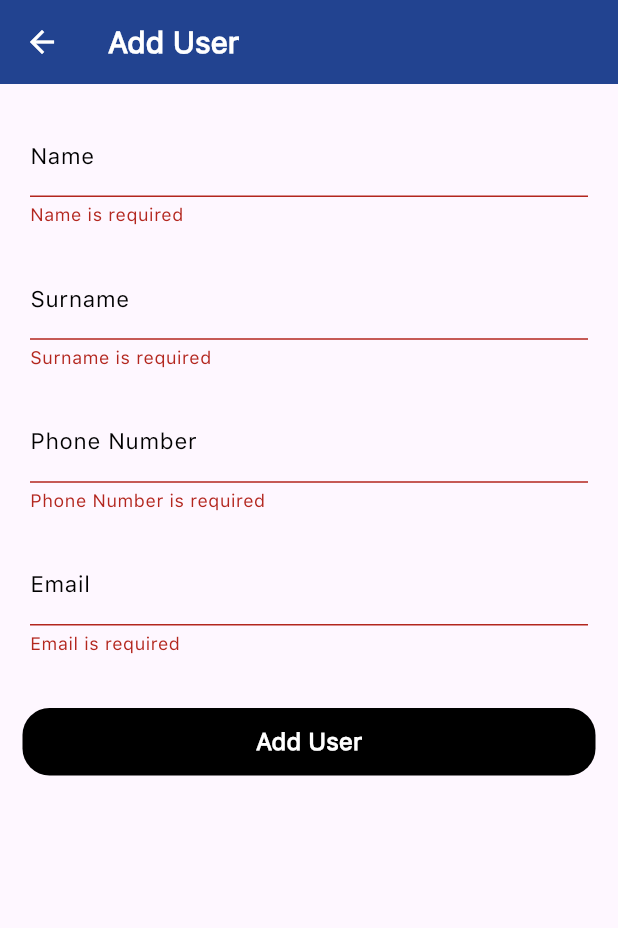
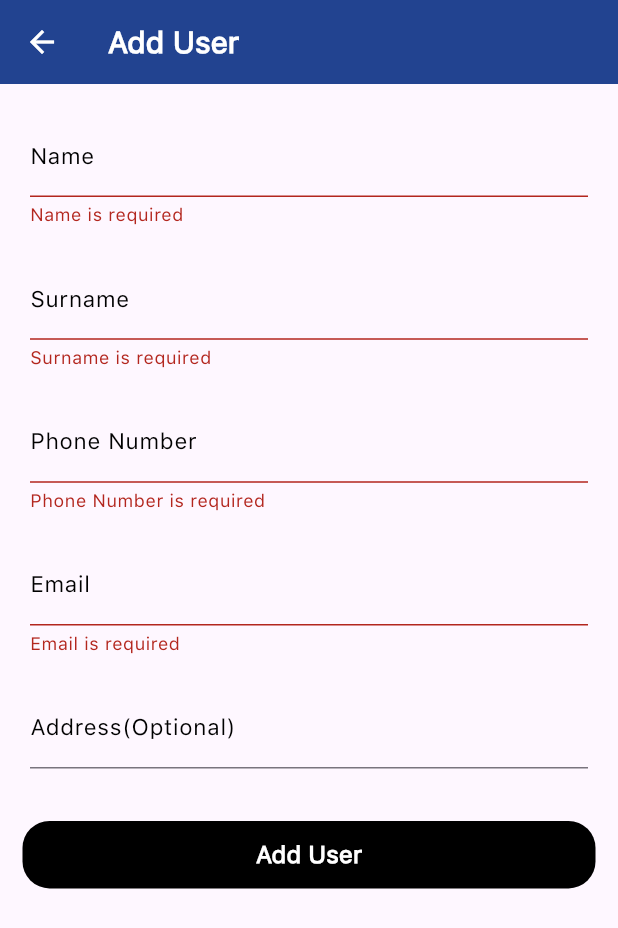
Before and after one commit to Bhavya2004/Performance-And-Project-Management-Tool, a Flutter app: the AddUser screen opened by its route, after a tap on "Add User", on a phone screen of 412 x 824 dp. Shown: the top 928 px of the screen. Run offline on Flutter 3.47's test engine with Material 3 defaults, Android fonts, the phone set to English and light mode, and no system bars; our stand-ins replace animate_do, cloud_firestore, firebase_auth, firebase_core, flutter_colorpicker; accounts and stored records are empty; project files that could hold a hidden picture were left out.

Commit message:
address field added to users

```diff
--- a/lib/screens/admin/members/add_user.dart
+++ b/lib/screens/admin/members/add_user.dart
@@ -13,6 +13,7 @@ class AddUser extends StatefulWidget {
   final String? surname;
   final String? phoneNumber;
   final String? email;
+  final String? address;
   final bool isUpdating;
   final bool isProfileEditing;
 
@@ -22,6 +23,7 @@ class AddUser extends StatefulWidget {
     this.surname,
     this.phoneNumber,
     this.email,
+    this.address,
     this.isUpdating = false,
     this.isProfileEditing = false,
   }) : super(key: key);
@@ -36,6 +38,7 @@ class _AddUserState extends State<AddUser> {
   final surNameController = TextEditingController();
   final emailController = TextEditingController();
   final phoneNumberController = TextEditingController();
+  final addressController = TextEditingController();
   bool _isMounted = false;
 
   @override
@@ -46,6 +49,8 @@ class _AddUserState extends State<AddUser> {
     surNameController.text = widget.surname ?? '';
     emailController.text = widget.email ?? '';
     phoneNumberController.text = widget.phoneNumber ?? '';
+    addressController.text =
+        widget.address ?? ''; // Initialize controller with widget value
   }
 
   @override
@@ -131,6 +136,15 @@ class _AddUserState extends State<AddUser> {
                     },
                     keyboardType: TextInputType.emailAddress,
                     labelText: 'Email',
+                  ),
+                  textFormField(
+                    controller: addressController,
+                    obscureText: false,
+                    validator: (value) {
+                      return null;
+                    },
+                    keyboardType: TextInputType.streetAddress,
+                    labelText: 'Address(Optional)',
                   ),
                   SizedBox(
                     height: 20,
@@ -244,6 +258,7 @@ class _AddUserState extends State<AddUser> {
       'surname': surname,
       'phoneNumber': phoneNumber,
       'isDisabled': isDisabled,
+      'address': addressController.text,
     });
   }
 
@@ -256,6 +271,7 @@ class _AddUserState extends State<AddUser> {
       'name': nameController.text,
       'surname': surNameController.text,
       'phoneNumber': phoneNumberController.text,
+      'address': addressController.text,
     });
   }
 }
```
